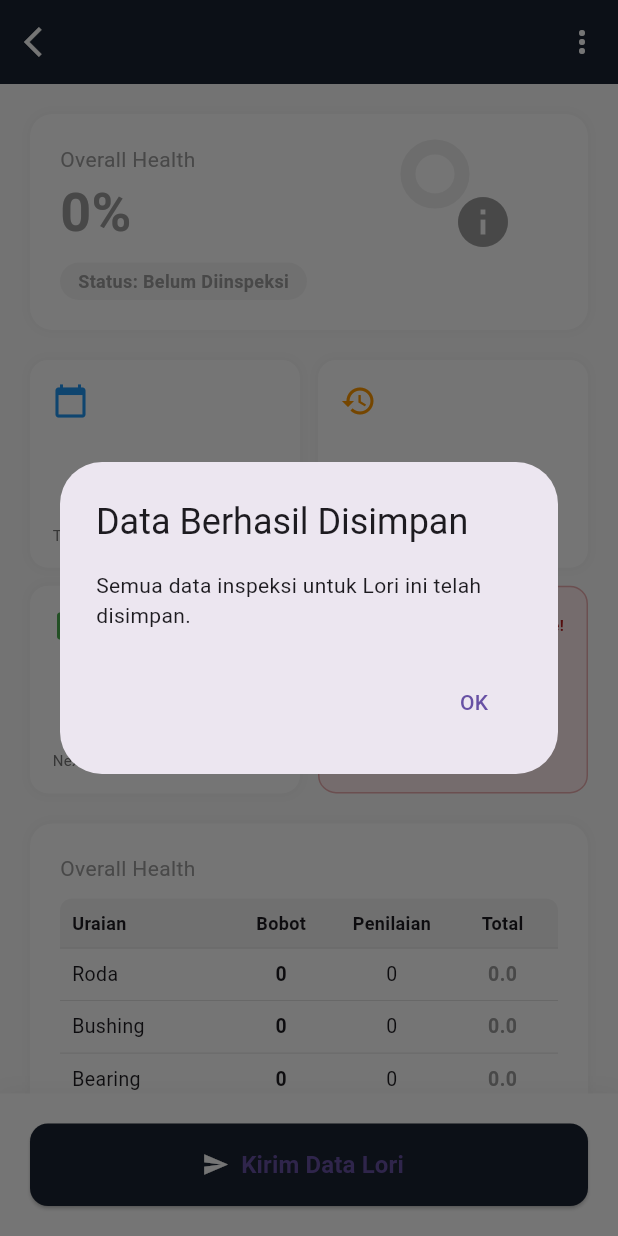
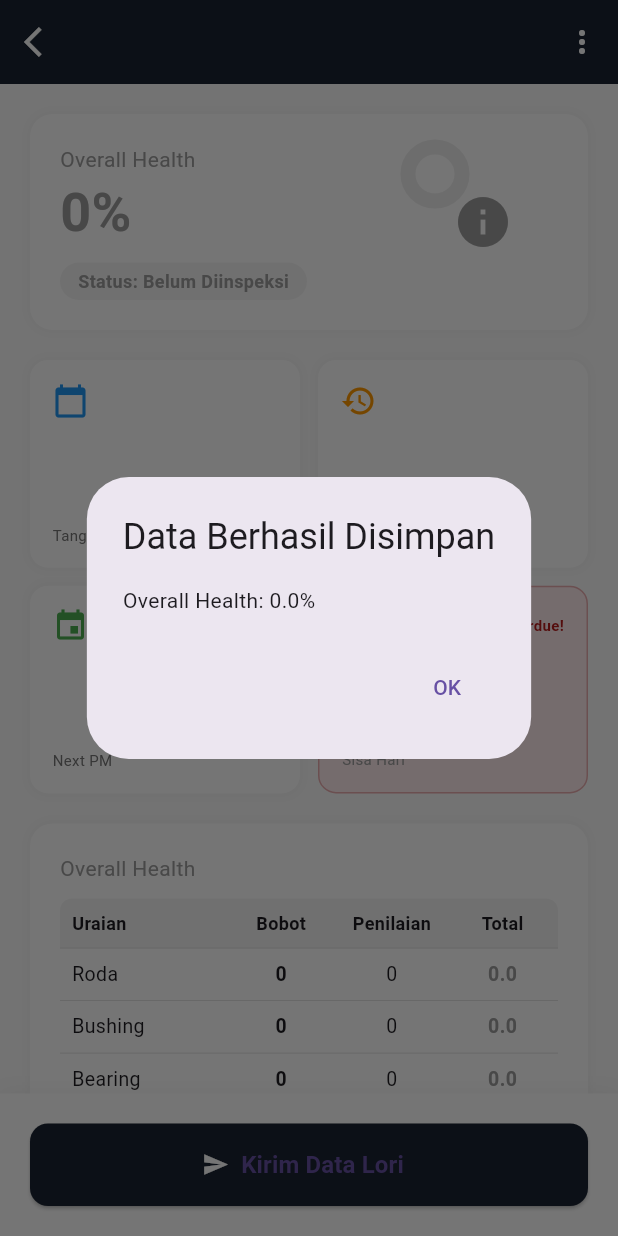
Before and after one commit to AnggaKiswara/Monitoring-Machine, a Flutter app: the LoriDetailScreen screen opened directly with empty values, after a tap on "Kirim Data Lori", on a phone screen of 412 x 824 dp. Run offline on Flutter 3.47's test engine with Material 3 defaults, Android fonts, the phone set to English and light mode, and no system bars; our stand-ins replace image_picker, shared_preferences; accounts and stored records are empty.

Commit message:
fix(mobile): submit weighted health_overall + store filteredHealth in LoriDetail

```diff
--- a/monitoring_mobile_app/lib/screens/lori_detail_screen.dart
+++ b/monitoring_mobile_app/lib/screens/lori_detail_screen.dart
@@ -118,7 +118,7 @@ class _LoriDetailScreenState extends State<LoriDetailScreen> {
 
     loriData['submitted'] = true;
     loriData['submittedAt'] = DateTime.now();
-    loriData['overallHealth'] = _calculateOverallHealth();
+    loriData['overallHealth'] = _calculateFilteredWeightedOverallHealth();
 
     _saveDataToStore();
 
@@ -129,8 +129,8 @@ class _LoriDetailScreenState extends State<LoriDetailScreen> {
       context: context,
       builder: (context) => AlertDialog(
         title: const Text('Data Berhasil Disimpan'),
-        content: const Text(
-          'Semua data inspeksi untuk Lori ini telah disimpan.',
+        content: Text(
+          'Overall Health: ${loriData['overallHealth'].toStringAsFixed(1)}%',
         ),
         actions: [
           TextButton(
```
Also changed, not shown: monitoring_mobile_app/lib/services/api_services.dart (+12 -6 lines).
